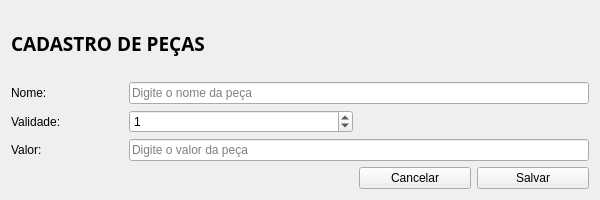
This is view/cad_peca.ui in Gusrrocha/Gerenciador-de-Vendas as Qt 5 draws it before an edit. The edited form follows.
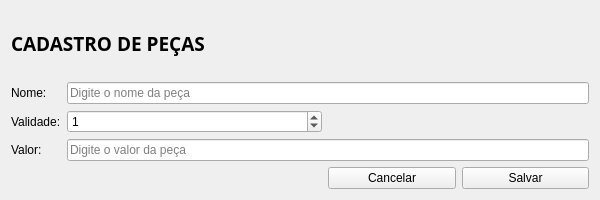
This is the edited form.

The edit to the form file:
```diff
--- a/view/cad_peca.ui
+++ b/view/cad_peca.ui
@@ -105,6 +105,12 @@
      </item>
      <item row="1" column="0">
       <widget class="QLabel" name="label">
+       <property name="sizePolicy">
+        <sizepolicy hsizetype="Fixed" vsizetype="Fixed">
+         <horstretch>0</horstretch>
+         <verstretch>0</verstretch>
+        </sizepolicy>
+       </property>
        <property name="text">
         <string>Nome:</string>
        </property>
```
